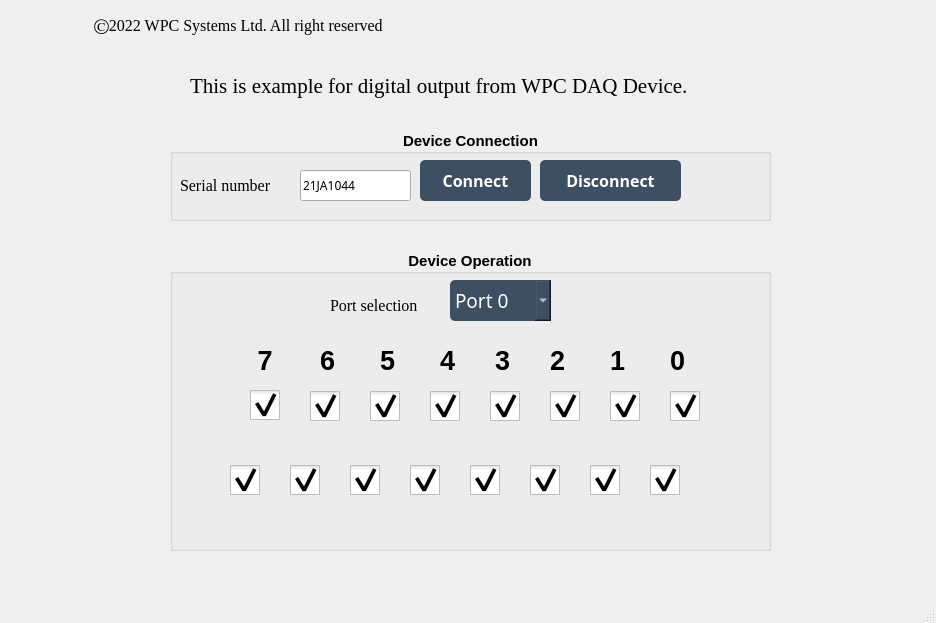
WPC-Systems-Ltd/WPC_Python_driver_release, file Examples/GUI/DIO/Example_digital_output/UI_design/example_GUI_Digital_Output.ui: the form before one commit.
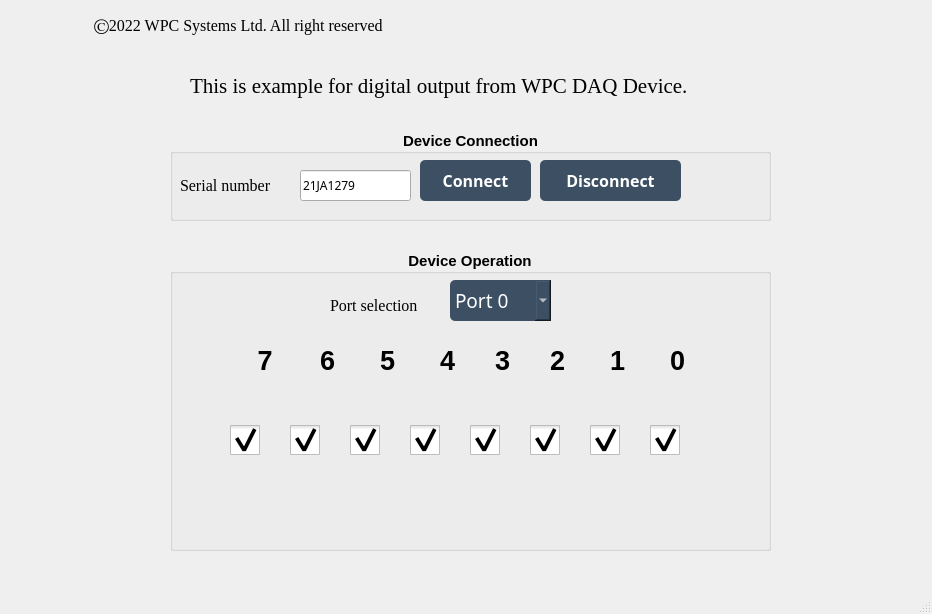
The form after the commit. Icons and pictures are not drawn.

Commit message: v0.0.6 - Add AO & I2C & SPI example code with `pywpc-0.1.16` (#2)

Patch:
```diff
--- a/Examples/GUI/DIO/Example_digital_output/UI_design/example_GUI_Digital_Output.ui
+++ b/Examples/GUI/DIO/Example_digital_output/UI_design/example_GUI_Digital_Output.ui
@@ -6,8 +6,8 @@
    <rect>
     <x>0</x>
     <y>0</y>
-    <width>936</width>
-    <height>623</height>
+    <width>932</width>
+    <height>614</height>
    </rect>
   </property>
   <property name="windowTitle">
@@ -17,7 +17,7 @@
    <bool>true</bool>
   </property>
   <widget class="QWidget" name="centralwidget">
-   <widget class="QLabel" name="label">
+   <widget class="QLabel" name="lb_7">
     <property name="geometry">
      <rect>
       <x>250</x>
@@ -37,7 +37,7 @@
      <string> 7</string>
     </property>
    </widget>
-   <widget class="QLabel" name="label_2">
+   <widget class="QLabel" name="lb_6">
     <property name="geometry">
      <rect>
       <x>320</x>
@@ -57,7 +57,7 @@
      <string>6</string>
     </property>
    </widget>
-   <widget class="QLabel" name="label_3">
+   <widget class="QLabel" name="lb_5">
     <property name="geometry">
      <rect>
       <x>380</x>
@@ -77,7 +77,7 @@
      <string>5</string>
     </property>
    </widget>
-   <widget class="QLabel" name="label_4">
+   <widget class="QLabel" name="lb_4">
     <property name="geometry">
      <rect>
       <x>440</x>
@@ -97,7 +97,7 @@
      <string>4</string>
     </property>
    </widget>
-   <widget class="QLabel" name="label_5">
+   <widget class="QLabel" name="lb_3">
     <property name="geometry">
      <rect>
       <x>495</x>
@@ -117,7 +117,7 @@
      <string>3</string>
     </property>
    </widget>
-   <widget class="QLabel" name="label_6">
+   <widget class="QLabel" name="lb_2">
     <property name="geometry">
      <rect>
       <x>550</x>
@@ -137,7 +137,7 @@
      <string>2</string>
     </property>
    </widget>
-   <widget class="QLabel" name="label_7">
+   <widget class="QLabel" name="lb_1">
     <property name="geometry">
      <rect>
       <x>610</x>
@@ -157,7 +157,7 @@
      <string>1</string>
     </property>
    </widget>
-   <widget class="QLabel" name="label_8">
+   <widget class="QLabel" name="lb_0">
     <property name="geometry">
      <rect>
       <x>670</x>
@@ -328,7 +328,7 @@
       <string>Disconnect</string>
      </property>
     </widget>
-    <widget class="QLabel" name="lb_serial_num">
+    <widget class="QLabel" name="lb_serialnum">
      <property name="geometry">
       <rect>
        <x>10</x>
@@ -349,7 +349,7 @@
       <string>Serial number</string>
      </property>
     </widget>
-    <widget class="QLineEdit" name="lineEdit_ipConnect">
+    <widget class="QLineEdit" name="ld_ip">
      <property name="geometry">
       <rect>
        <x>130</x>
@@ -367,7 +367,7 @@
       </font>
      </property>
      <property name="text">
-      <string>21JA1044</string>
+      <string>21JA1279</string>
      </property>
     </widget>
     <widget class="QLabel" name="lb_led">
@@ -393,245 +393,7 @@
      </property>
     </widget>
    </widget>
-   <widget class="QCheckBox" name="cb_eb6">
-    <property name="geometry">
-     <rect>
-      <x>310</x>
-      <y>391</y>
-      <width>36</width>
-      <height>30</height>
-     </rect>
-    </property>
-    <property name="baseSize">
-     <size>
-      <width>0</width>
-      <height>0</height>
-     </size>
-    </property>
-    <property name="styleSheet">
-     <string notr="true">QCheckBox::indicator{
-	width :30px;
-	height:30px;
-}</string>
-    </property>
-    <property name="text">
-     <string/>
-    </property>
-    <property name="iconSize">
-     <size>
-      <width>30</width>
-      <height>30</height>
-     </size>
-    </property>
-    <property name="checked">
-     <bool>true</bool>
-    </property>
-   </widget>
-   <widget class="QCheckBox" name="cb_eb5">
-    <property name="geometry">
-     <rect>
-      <x>370</x>
-      <y>391</y>
-      <width>36</width>
-      <height>30</height>
-     </rect>
-    </property>
-    <property name="baseSize">
-     <size>
-      <width>0</width>
-      <height>0</height>
-     </size>
-    </property>
-    <property name="styleSheet">
-     <string notr="true">QCheckBox::indicator{
-	width :30px;
-	height:30px;
-}</string>
-    </property>
-    <property name="text">
-     <string/>
-    </property>
-    <property name="iconSize">
-     <size>
-      <width>30</width>
-      <height>30</height>
-     </size>
-    </property>
-    <property name="checked">
-     <bool>true</bool>
-    </property>
-   </widget>
-   <widget class="QCheckBox" name="cb_eb4">
-    <property name="geometry">
-     <rect>
-      <x>430</x>
-      <y>391</y>
-      <width>36</width>
-      <height>30</height>
-     </rect>
-    </property>
-    <property name="baseSize">
-     <size>
-      <width>0</width>
-      <height>0</height>
-     </size>
-    </property>
-    <property name="styleSheet">
-     <string notr="true">QCheckBox::indicator{
-	width :30px;
-	height:30px;
-}</string>
-    </property>
-    <property name="text">
-     <string/>
-    </property>
-    <property name="iconSize">
-     <size>
-      <width>30</width>
-      <height>30</height>
-     </size>
-    </property>
-    <property name="checked">
-     <bool>true</bool>
-    </property>
-   </widget>
-   <widget class="QCheckBox" name="cb_eb3">
-    <property name="geometry">
-     <rect>
-      <x>490</x>
-      <y>391</y>
-      <width>36</width>
-      <height>30</height>
-     </rect>
-    </property>
-    <property name="baseSize">
-     <size>
-      <width>0</width>
-      <height>0</height>
-     </size>
-    </property>
-    <property name="styleSheet">
-     <string notr="true">QCheckBox::indicator{
-	width :30px;
-	height:30px;
-}</string>
-    </property>
-    <property name="text">
-     <string/>
-    </property>
-    <property name="iconSize">
-     <size>
-      <width>30</width>
-      <height>30</height>
-     </size>
-    </property>
-    <property name="checked">
-     <bool>true</bool>
-    </property>
-   </widget>
-   <widget class="QCheckBox" name="cb_eb2">
-    <property name="geometry">
-     <rect>
-      <x>550</x>
-      <y>391</y>
-      <width>36</width>
-      <height>30</height>
-     </rect>
-    </property>
-    <property name="baseSize">
-     <size>
-      <width>0</width>
-      <height>0</height>
-     </size>
-    </property>
-    <property name="styleSheet">
-     <string notr="true">QCheckBox::indicator{
-	width :30px;
-	height:30px;
-}</string>
-    </property>
-    <property name="text">
-     <string/>
-    </property>
-    <property name="iconSize">
-     <size>
-      <width>30</width>
-      <height>30</height>
-     </size>
-    </property>
-    <property name="checked">
-     <bool>true</bool>
-    </property>
-   </widget>
-   <widget class="QCheckBox" name="cb_eb1">
-    <property name="geometry">
-     <rect>
-      <x>610</x>
-      <y>391</y>
-      <width>36</width>
-      <height>30</height>
-     </rect>
-    </property>
-    <property name="baseSize">
-     <size>
-      <width>0</width>
-      <height>0</height>
-     </size>
-    </property>
-    <property name="styleSheet">
-     <string notr="true">QCheckBox::indicator{
-	width :30px;
-	height:30px;
-}</string>
-    </property>
-    <property name="text">
-     <string/>
-    </property>
-    <property name="iconSize">
-     <size>
-      <width>30</width>
-      <height>30</height>
-     </size>
-    </property>
-    <property name="checked">
-     <bool>true</bool>
-    </property>
-   </widget>
-   <widget class="QCheckBox" name="cb_eb0">
-    <property name="geometry">
-     <rect>
-      <x>670</x>
-      <y>391</y>
-      <width>36</width>
-      <height>30</height>
-     </rect>
-    </property>
-    <property name="baseSize">
-     <size>
-      <width>0</width>
-      <height>0</height>
-     </size>
-    </property>
-    <property name="styleSheet">
-     <string notr="true">QCheckBox::indicator{
-	width :30px;
-	height:30px;
-}</string>
-    </property>
-    <property name="text">
-     <string/>
-    </property>
-    <property name="iconSize">
-     <size>
-      <width>30</width>
-      <height>30</height>
-     </size>
-    </property>
-    <property name="checked">
-     <bool>true</bool>
-    </property>
-   </widget>
-   <widget class="QComboBox" name="comboBox_port">
+   <widget class="QComboBox" name="combobox_port">
     <property name="geometry">
      <rect>
       <x>450</x>
@@ -943,7 +705,7 @@
      <property name="geometry">
       <rect>
        <x>60</x>
-       <y>190</y>
+       <y>150</y>
        <width>51</width>
        <height>81</height>
       </rect>
@@ -977,7 +739,7 @@
      <property name="geometry">
       <rect>
        <x>120</x>
-       <y>190</y>
+       <y>150</y>
        <width>51</width>
        <height>81</height>
       </rect>
@@ -1011,7 +773,7 @@
      <property name="geometry">
       <rect>
        <x>180</x>
-       <y>190</y>
+       <y>150</y>
        <width>51</width>
        <height>81</height>
       </rect>
@@ -1045,7 +807,7 @@
      <property name="geometry">
       <rect>
        <x>240</x>
-       <y>190</y>
+       <y>150</y>
        <width>51</width>
        <height>81</height>
       </rect>
@@ -1079,7 +841,7 @@
      <property name="geometry">
       <rect>
        <x>300</x>
-       <y>190</y>
+       <y>150</y>
        <width>51</width>
        <height>81</height>
       </rect>
@@ -1113,7 +875,7 @@
      <property name="geometry">
       <rect>
        <x>360</x>
-       <y>190</y>
+       <y>150</y>
        <width>51</width>
        <height>81</height>
       </rect>
@@ -1147,7 +909,7 @@
      <property name="geometry">
       <rect>
        <x>420</x>
-       <y>190</y>
+       <y>150</y>
        <width>51</width>
        <height>81</height>
       </rect>
@@ -1181,7 +943,7 @@
      <property name="geometry">
       <rect>
        <x>480</x>
-       <y>190</y>
+       <y>150</y>
        <width>51</width>
        <height>81</height>
       </rect>
@@ -1211,40 +973,6 @@
       <bool>true</bool>
      </property>
     </widget>
-    <widget class="QCheckBox" name="cb_eb7">
-     <property name="geometry">
-      <rect>
-       <x>80</x>
-       <y>140</y>
-       <width>36</width>
-       <height>30</height>
-      </rect>
-     </property>
-     <property name="baseSize">
-      <size>
-       <width>0</width>
-       <height>0</height>
-      </size>
-     </property>
-     <property name="styleSheet">
-      <string notr="true">QCheckBox::indicator{
-	width :30px;
-	height:30px;
-}</string>
-     </property>
-     <property name="text">
-      <string/>
-     </property>
-     <property name="iconSize">
-      <size>
-       <width>30</width>
-       <height>30</height>
-      </size>
-     </property>
-     <property name="checked">
-      <bool>true</bool>
-     </property>
-    </widget>
    </widget>
    <widget class="QLabel" name="lb_port">
     <property name="geometry">
@@ -1266,26 +994,19 @@
     </property>
    </widget>
    <zorder>groupBox_docontrol</zorder>
-   <zorder>label</zorder>
-   <zorder>label_2</zorder>
-   <zorder>label_3</zorder>
-   <zorder>label_4</zorder>
-   <zorder>label_5</zorder>
-   <zorder>label_6</zorder>
-   <zorder>label_7</zorder>
-   <zorder>label_8</zorder>
+   <zorder>lb_7</zorder>
+   <zorder>lb_6</zorder>
+   <zorder>lb_5</zorder>
+   <zorder>lb_4</zorder>
+   <zorder>lb_3</zorder>
+   <zorder>lb_2</zorder>
+   <zorder>lb_1</zorder>
+   <zorder>lb_0</zorder>
    <zorder>lb_trademark</zorder>
    <zorder>lb_rights</zorder>
    <zorder>lb_declare</zorder>
    <zorder>groupBox_connection</zorder>
-   <zorder>cb_eb6</zorder>
-   <zorder>cb_eb5</zorder>
-   <zorder>cb_eb4</zorder>
-   <zorder>cb_eb3</zorder>
-   <zorder>cb_eb2</zorder>
-   <zorder>cb_eb1</zorder>
-   <zorder>cb_eb0</zorder>
-   <zorder>comboBox_port</zorder>
+   <zorder>combobox_port</zorder>
    <zorder>lb_port</zorder>
   </widget>
   <widget class="QMenuBar" name="menubar">
@@ -1293,7 +1014,7 @@
     <rect>
      <x>0</x>
      <y>0</y>
-     <width>936</width>
+     <width>932</width>
      <height>25</height>
     </rect>
    </property>
```
The commit also changes 108 other files.
